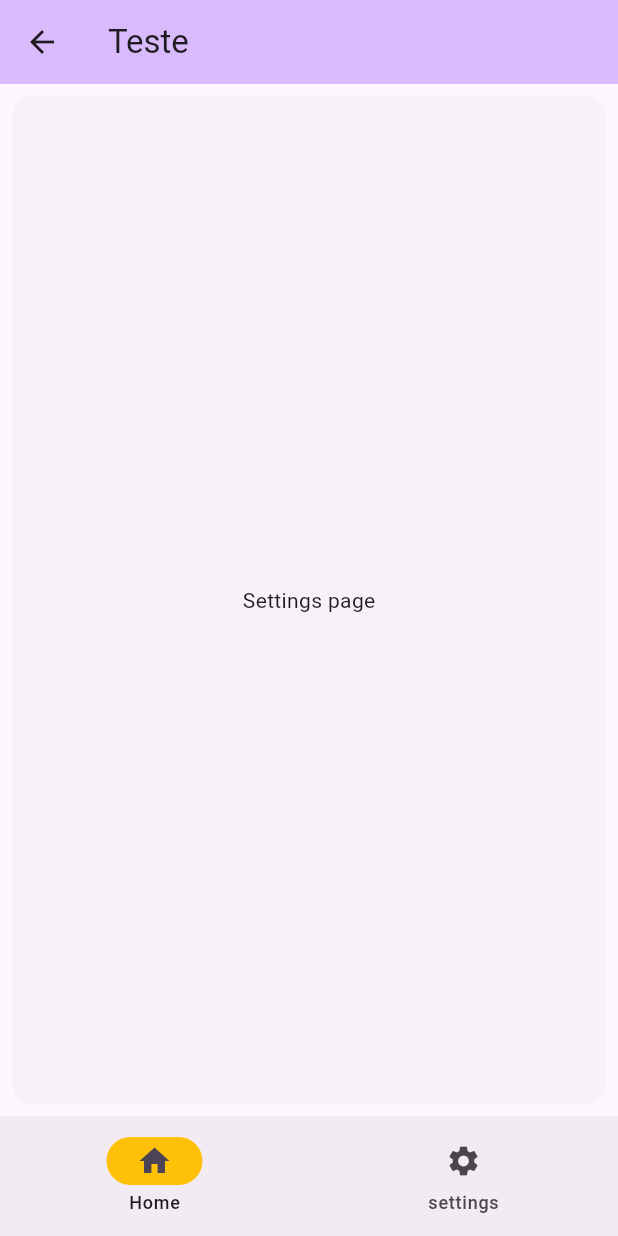
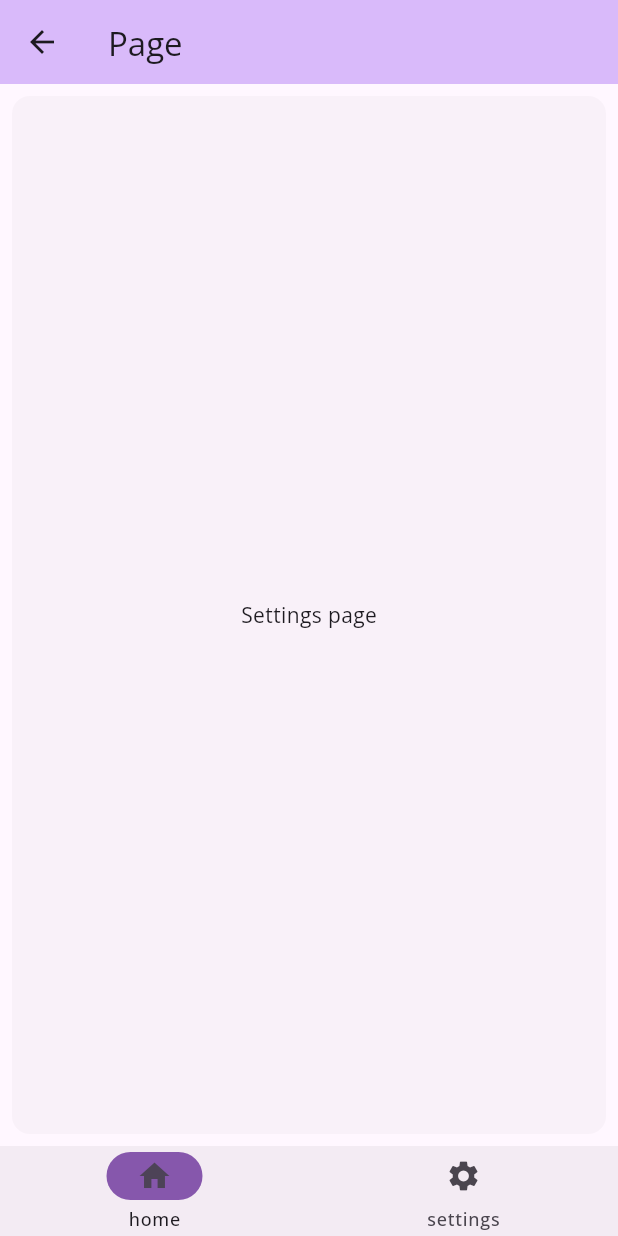
Before and after one commit to keven157751/e_commerceApp, a Flutter app: the MyHomePage screen opened directly, on a phone screen of 412 x 824 dp. Run offline on Flutter 3.47's test engine with Material 3 defaults, Android fonts, the phone set to English and light mode, and no system bars; our stand-ins replace flutter_custom_clippers.

Commit message:
ecommerceApp/Feature: Add to font app

```diff
--- a/lib/pages/home_page.dart
+++ b/lib/pages/home_page.dart
@@ -17,21 +17,20 @@
   Widget build(BuildContext context) {
     return Scaffold(
       bottomNavigationBar: NavigationBar(
+        height: 60,
         onDestinationSelected: (int index) {
           setState(() {
             currentPageIndex = index;
           });
         },
-        indicatorColor: Colors.amber,
+        indicatorColor: thirdColor,
         selectedIndex: currentPageIndex,
         destinations: const <Widget>[
           NavigationDestination(
-            selectedIcon: Icon(Icons.home),
-            icon: Icon(Icons.home_outlined),
-            label: 'Home',
+            icon: Icon(Icons.home),
+            label: 'home',
           ),
           NavigationDestination(
-            selectedIcon: Icon(Icons.home),
             icon: Icon(Icons.settings),
             label: 'settings',
           ),
```
Also changed, not shown: lib/pages/login.dart (+10 -9 lines), pubspec.yaml (+5 -64 lines), assets/fonts/OpenSans-Italic.ttf (added), assets/fonts/OpenSans-VariableFont.ttf (added).
